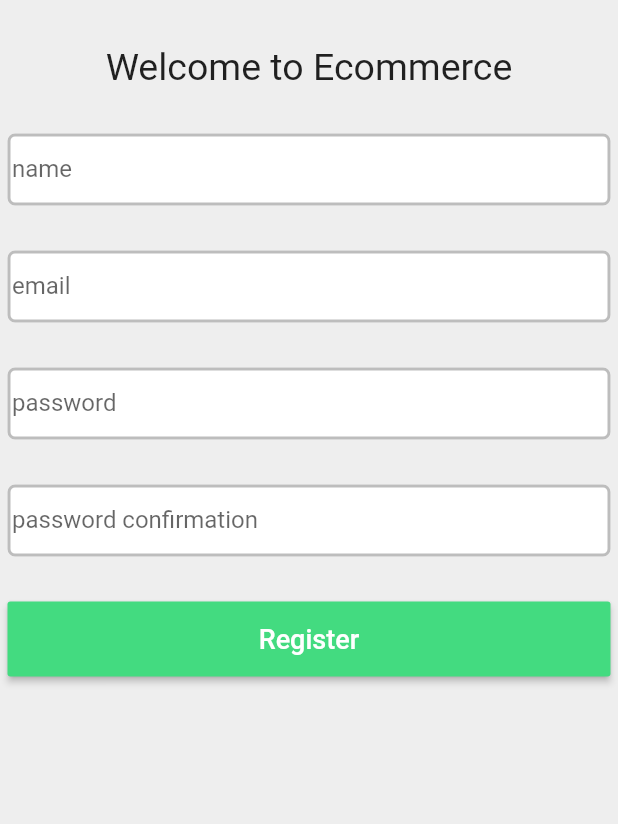
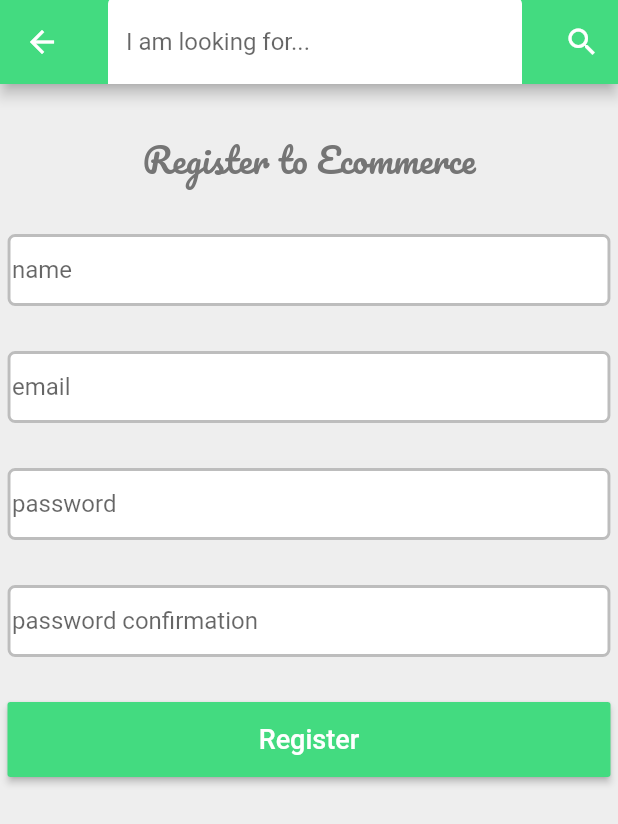
Before and after one commit to ezdev21/ecommerce-mobile, a Flutter app: the Register screen opened directly, on a phone screen of 412 x 824 dp. Shown: the top 824 px of the screen. Run offline on Flutter 3.47's test engine with Material 2 defaults, Android fonts, the phone set to English and light mode, and no system bars; our stand-ins replace dio, flutter_secure_storage, flutter_spinkit; accounts and stored records are empty; network calls fail.

Commit message:
custom reusable app bar

```diff
--- a/lib/screens/auth/login.dart
+++ b/lib/screens/auth/login.dart
@@ -1,4 +1,5 @@
 import 'package:ecommerce_mobile/services/auth.dart';
+import 'package:ecommerce_mobile/widgets/custom_app_bar.dart';
 import 'package:flutter/material.dart';
 import 'package:provider/provider.dart';
 
@@ -25,6 +26,7 @@ class _LoginState extends State<Login> {
   Widget build(BuildContext context) {
     return Scaffold(
       backgroundColor: Colors.grey[200],
+      appBar: CustomAppBar(),
       body: Center(
         child: Padding(
           padding: EdgeInsets.symmetric(vertical:30,horizontal:5),
@@ -32,7 +34,7 @@ class _LoginState extends State<Login> {
             key: formKey,
             child: Column(
               children: [
-                Text('Login to Ecommerce',style: TextStyle(fontSize: 25),),
+                Text('Login to Ecommerce',style: TextStyle(color: Colors.grey[600],fontSize: 23,fontFamily: 'Pacifico'),),
                 SizedBox(height: 30),
                 TextFormField(
                   controller: emailController,
@@ -55,6 +57,7 @@ class _LoginState extends State<Login> {
                 SizedBox(height:30),
                 TextFormField(
                   controller: passwordController,
+                  obscureText:true,
                   decoration: InputDecoration(
                     labelText: 'password',
                     hintText: '********',
--- a/lib/screens/auth/register.dart
+++ b/lib/screens/auth/register.dart
@@ -1,3 +1,4 @@
+import 'package:ecommerce_mobile/widgets/custom_app_bar.dart';
 import 'package:flutter/material.dart';
 
 class Register extends StatefulWidget {
@@ -28,6 +29,7 @@ class _RegisterState extends State<Register> {
   Widget build(BuildContext context) {
     return Scaffold(
       backgroundColor: Colors.grey[200],
+      appBar: CustomAppBar(),
       body: Center(
         child: Padding(
           padding: EdgeInsets.symmetric(vertical:30,horizontal:5),
@@ -35,7 +37,7 @@ class _RegisterState extends State<Register> {
             key: formKey,
             child: Column(
               children: [
-                Text('Welcome to Ecommerce',style: TextStyle(fontSize: 25),),
+                Text('Register to Ecommerce',style: TextStyle(color: Colors.grey[600],fontSize: 23,fontFamily: 'Pacifico'),),
                 SizedBox(height: 30),
                 TextFormField(
                   controller: nameController,
@@ -77,6 +79,7 @@ class _RegisterState extends State<Register> {
                 SizedBox(height:30),
                 TextFormField(
                   controller: passwordController,
+                  obscureText:true,
                   decoration: InputDecoration(
                     labelText: 'password',
                     hintText: '********',
@@ -96,6 +99,7 @@ class _RegisterState extends State<Register> {
                 SizedBox(height:30),
                 TextFormField(
                   controller: passwordConfirmationController,
+                  obscureText:true,
                   decoration: InputDecoration(
                     labelText: 'password confirmation',
                     hintText: '********',
--- a/lib/widgets/app_drawer.dart
+++ b/lib/widgets/app_drawer.dart
@@ -1,6 +1,5 @@
 import 'package:ecommerce_mobile/screens/auth/login.dart';
 import 'package:ecommerce_mobile/screens/auth/register.dart';
-import 'package:ecommerce_mobile/screens/home_page.dart';
 import 'package:ecommerce_mobile/services/auth.dart';
 import 'package:flutter/material.dart';
 import 'package:provider/provider.dart';
--- /dev/null
+++ b/lib/widgets/custom_app_bar.dart
@@ -0,0 +1,26 @@
+import 'package:flutter/material.dart';
+
+  PreferredSizeWidget CustomAppBar() {
+    final searchController=TextEditingController();
+    return AppBar(
+        backgroundColor: Color(0Xff43db80),
+        title: TextField(
+            controller: searchController,
+            decoration: InputDecoration(
+              labelText:'I am looking for...',
+              fillColor:Colors.white,
+              filled: true,
+              hintText: 'I am looking for...'
+            ),
+          ),
+        centerTitle: true,
+        actions:[
+          IconButton(
+            onPressed: (){
+              //Navigator.of(context).push(MaterialPageRoute(builder:(context)=>SearchPage(),settings:RouteSettings(arguments:{searchController.text})));
+            },
+            icon:Icon(Icons.search)
+          ),
+        ]
+      );
+  }
```
Also changed, not shown: lib/screens/auth/password_reset.dart (+10 -1 lines), lib/screens/home_page.dart (+2 -22 lines), lib/screens/product/product_show.dart (+6 -1 lines), lib/screens/product/search_page.dart (+6 -1 lines).
